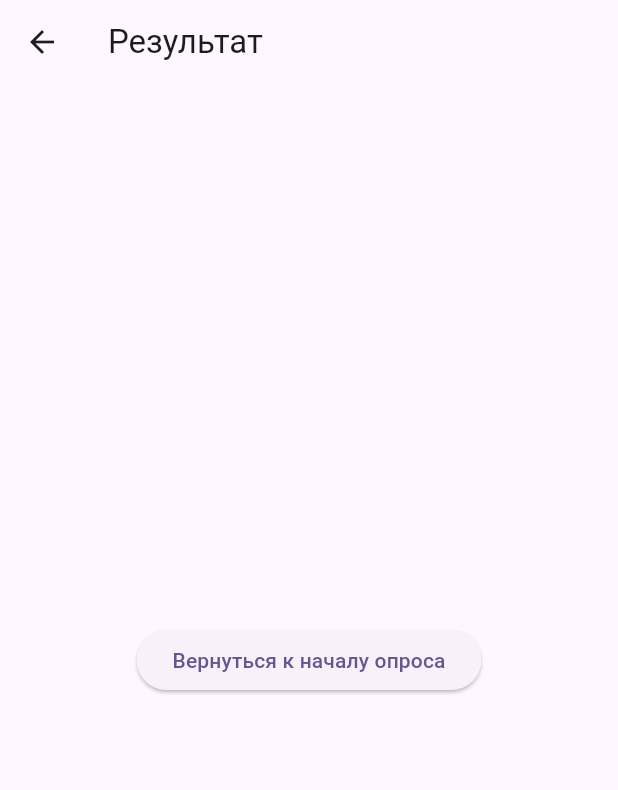
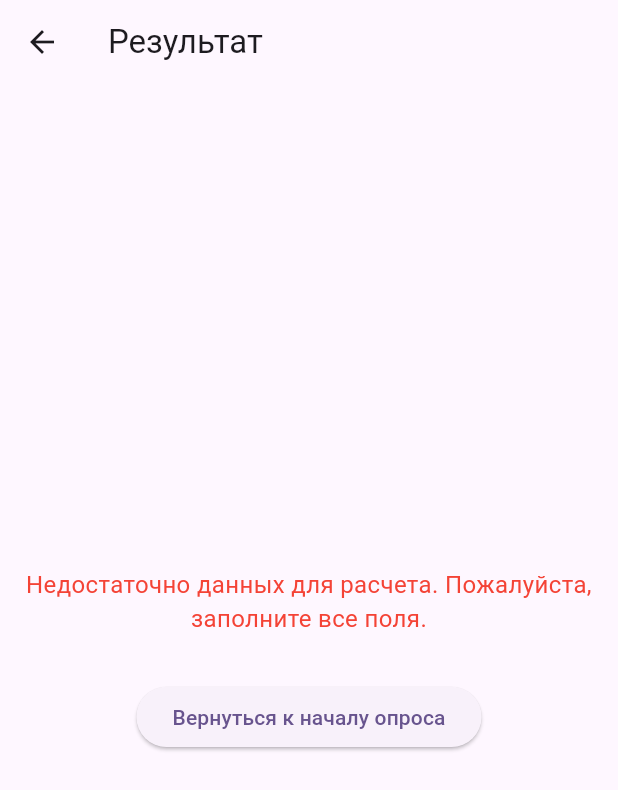
Before and after one commit to ruslanflutterdev/daily_calorie_intake, a Flutter app: the CaloriesResultScreen screen opened by its route, on a phone screen of 412 x 824 dp. Shown: the top 790 px of the screen. Run offline on Flutter 3.47's test engine with Material 3 defaults, Android fonts, the phone set to English and light mode, and no system bars.

Commit message:
создал отдельный файл для расчетов, добавил методы calculateBMR, calculateTDEE, calculateAdjustedTDEE. CaloriesResultScreen теперь этот экран получает UserModel через ModalRoute.of(context)?.settings.arguments,вызывает методы расчета, отображает рассчитанные значения пользователю. добавил обработку ошибок. добавил toStringAsFixed(2) для форматирования чисел, чтобы они выглядели аккуратно с дыумя знаками после запятой.

```diff
--- a/lib/screens/calories_result_screen.dart
+++ b/lib/screens/calories_result_screen.dart
@@ -1,6 +1,7 @@
 import 'package:daily_calorie_intake/core/app_routes.dart';
 import 'package:daily_calorie_intake/models/user_model.dart';
 import 'package:flutter/material.dart';
+import '../utils/calorie_calculator.dart';
 
 class CaloriesResultScreen extends StatelessWidget {
   const CaloriesResultScreen({super.key});
@@ -16,12 +17,77 @@ class CaloriesResultScreen extends StatelessWidget {
 
   @override
   Widget build(BuildContext context) {
+    final userModel = ModalRoute.of(context)?.settings.arguments as UserModel?;
+
+    double? bmr;
+    double? tdee;
+    double? adjustedTdee;
+    String errorMessage = '';
+
+    if (userModel != null &&
+        userModel.gender != null &&
+        userModel.weight != null &&
+        userModel.height != null &&
+        userModel.age != null &&
+        userModel.activityLevel != null &&
+        userModel.target != null) {
+      try {
+        bmr = CalorieCalculator.calculateBMR(
+          gender: userModel.gender!,
+          weight: userModel.weight!,
+          height: userModel.height!,
+          age: userModel.age!,
+        );
+        tdee = CalorieCalculator.calculateTDEE(
+          bmr: bmr,
+          activityLevel: userModel.activityLevel!,
+        );
+        adjustedTdee = CalorieCalculator.calculateAdjustedTDEE(
+          tdee: tdee,
+          target: userModel.target!,
+        );
+      } catch (e) {
+        errorMessage = 'Ошибка при расчете: ${e.toString()}';
+      }
+    } else {
+      errorMessage =
+          'Недостаточно данных для расчета. Пожалуйста, заполните все поля.';
+    }
+
     return Scaffold(
       appBar: AppBar(title: Text('Результат')),
       body: Center(
+        child: Padding(
+          padding: EdgeInsets.all(16.0),
           child: Column(
             mainAxisAlignment: MainAxisAlignment.center,
             children: [
+              if (errorMessage.isNotEmpty)
+                Text(
+                  errorMessage,
+                  style: TextStyle(color: Colors.red, fontSize: 16),
+                  textAlign: TextAlign.center,
+                )
+              else ...[
+                Text(
+                  'Ваша базовая норма метаболизма (BMR): ${bmr?.toStringAsFixed(2)} калорий',
+                  style: TextStyle(fontSize: 18),
+                  textAlign: TextAlign.center,
+                ),
+                SizedBox(height: 10),
+                Text(
+                  'Ваша общая суточная норма калорий (TDEE): ${tdee?.toStringAsFixed(2)} калорий',
+                  style: TextStyle(fontSize: 18),
+                  textAlign: TextAlign.center,
+                ),
+                SizedBox(height: 10),
+                Text(
+                  'Рекомендованная суточная норма калорий для ${userModel?.target?.toLowerCase()}: ${adjustedTdee?.toStringAsFixed(2)} калорий',
+                  style: TextStyle(fontSize: 20, fontWeight: FontWeight.bold),
+                  textAlign: TextAlign.center,
+                ),
+              ],
+              SizedBox(height: 30),
               ElevatedButton(
                 onPressed: () => navigateToBasicParameters(context),
                 child: Text('Вернуться к началу опроса'),
@@ -29,6 +95,7 @@ class CaloriesResultScreen extends StatelessWidget {
             ],
           ),
         ),
+      ),
     );
   }
 }
--- /dev/null
+++ b/lib/utils/calorie_calculator.dart
@@ -0,0 +1,60 @@
+class CalorieCalculator {
+  static double calculateBMR({
+    required String gender,
+    required double weight,
+    required double height,
+    required int age,
+  }) {
+    if (gender == 'male') {
+      return (10 * weight) + (6.25 * height) - (5 * age) + 5;
+    } else if (gender == 'female') {
+      return (10 * weight) + (6.25 * height) - (5 * age) - 161;
+    } else {
+      throw Exception('Неизвестный пол для расчета BMR');
+    }
+  }
+
+  static double calculateTDEE({
+    required double bmr,
+    required String activityLevel,
+  }) {
+    double activityMultiplier;
+
+    switch (activityLevel) {
+      case 'sedentary':
+        activityMultiplier = 1.2;
+        break;
+      case 'light':
+        activityMultiplier = 1.375;
+        break;
+      case 'moderate':
+        activityMultiplier = 1.55;
+        break;
+      case 'high':
+        activityMultiplier = 1.725;
+        break;
+      case 'very_high':
+        activityMultiplier = 1.9;
+        break;
+      default:
+        throw Exception('Неизвестный уровень активности для расчета TDEE');
+    }
+    return bmr * activityMultiplier;
+  }
+
+  static double calculateAdjustedTDEE({
+    required double tdee,
+    required String target,
+  }) {
+    switch (target) {
+      case 'Похудение':
+        return tdee * 0.85;
+      case 'Набор массы':
+        return tdee * 1.15;
+      case 'Поддержание веса':
+        return tdee;
+      default:
+        throw Exception('Неизвестная цель для корректировки TDEE');
+    }
+  }
+}
```
Lines whose indentation alone changed are shown as unchanged.
